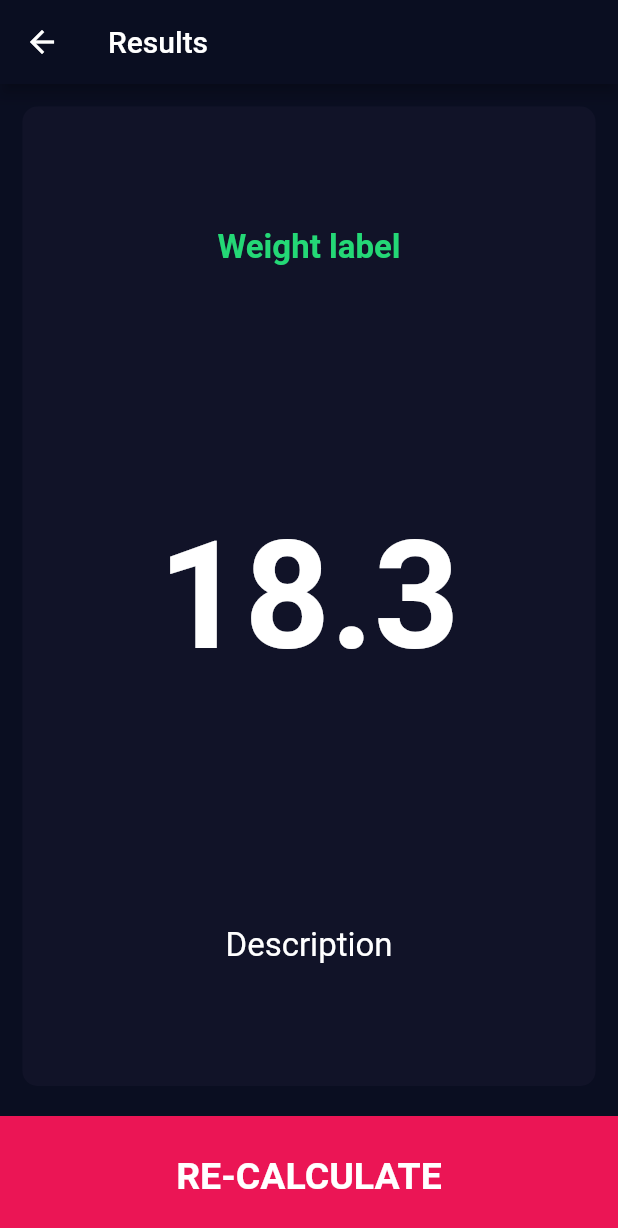
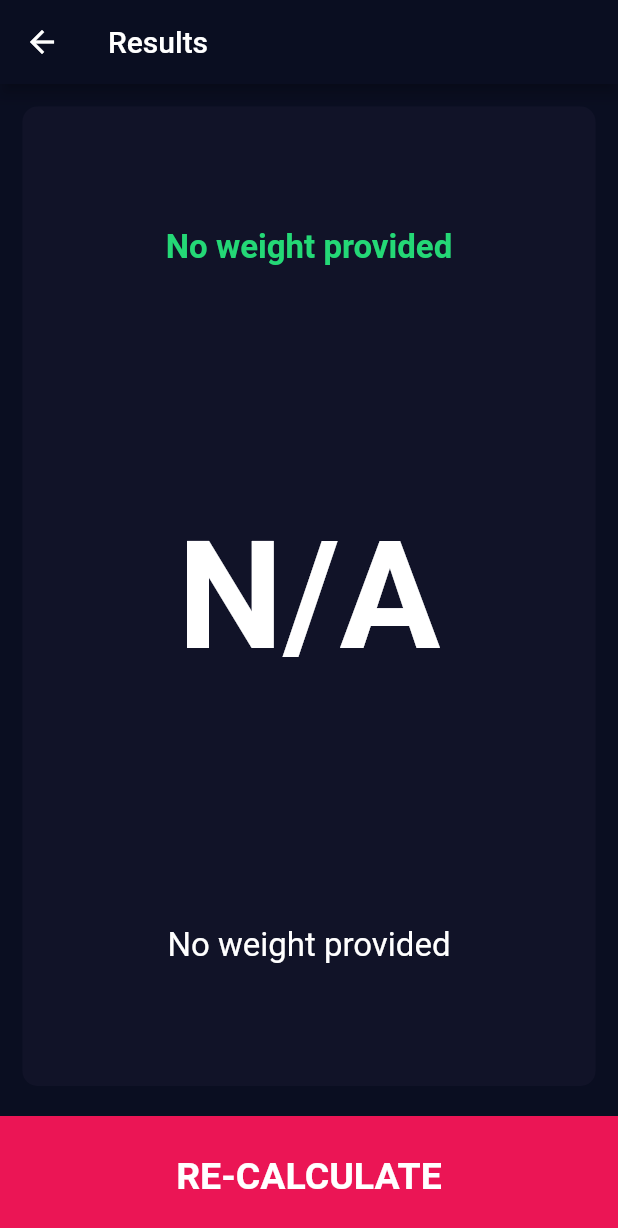
Before and after one commit to londonappbrewery/bmi-calculator-flutter, a Flutter app: the ResultsPage screen opened by its route, on a phone screen of 412 x 824 dp. Shown: the top 1228 px of the screen. Run offline on Flutter 3.47's test engine with Material 2 defaults, Android fonts, the phone set to English and light mode, and no system bars; our stand-ins replace font_awesome_flutter.

Commit message:
created a constructor for the results page with a default statement when the values are null

```diff
--- a/lib/pages/InputPage.dart
+++ b/lib/pages/InputPage.dart
@@ -11,7 +11,7 @@ import '../logic/bmiCalculator.dart' as BMICalculator;
 import '../logic/bmiResults.dart';
 
 double _sliderCurrentValue = 130.0;
-double _weightCurrentValue = 50.0;
+double _weightCurrentValue = 130.0;
 double _ageCurrentValue = 22.0;
 enum Gender { male, female }
 Gender selectedGender;
--- a/lib/pages/ResultsPage.dart
+++ b/lib/pages/ResultsPage.dart
@@ -4,6 +4,16 @@ import '../widgetBuilder/darkContainer.dart';
 import '../widgetBuilder/bottomButton.dart';
 
 class ResultsPage extends StatelessWidget {
+  ResultsPage({
+    this.weightLabel,
+    this.weight,
+    this.weightDescription,
+  });
+
+  String weightLabel;
+  String weight;
+  String weightDescription;
+
   @override
   Widget build(BuildContext context) {
     return Scaffold(
@@ -20,15 +30,19 @@ class ResultsPage extends StatelessWidget {
                   mainAxisAlignment: MainAxisAlignment.spaceAround,
                   children: [
                     Text(
-                      "Weight label",
+                      (weightLabel != null)
+                          ? weightLabel
+                          : "No weight provided",
                       style: resultTextStyle,
                     ),
                     Text(
-                      "18.3",
+                      (weight != null) ? weight : "N/A",
                       style: BMITextStyle,
                     ),
                     Text(
-                      "Description",
+                      (weightDescription != null)
+                          ? weightDescription
+                          : "No weight provided",
                       style: BMIDescriptionTextStyle,
                     )
                   ],
@@ -37,7 +51,11 @@ class ResultsPage extends StatelessWidget {
               ),
             ),
             Container(
-                child: BottomButton(title: "RE-CALCULATE"),
+                child: BottomButton(
+                    title: "RE-CALCULATE",
+                    onClick: () {
+                      Navigator.pop(context);
+                    }),
                 width: double.infinity,
                 height: bottomContainerHeight,
                 margin: EdgeInsets.only(top: 5.0),
```
